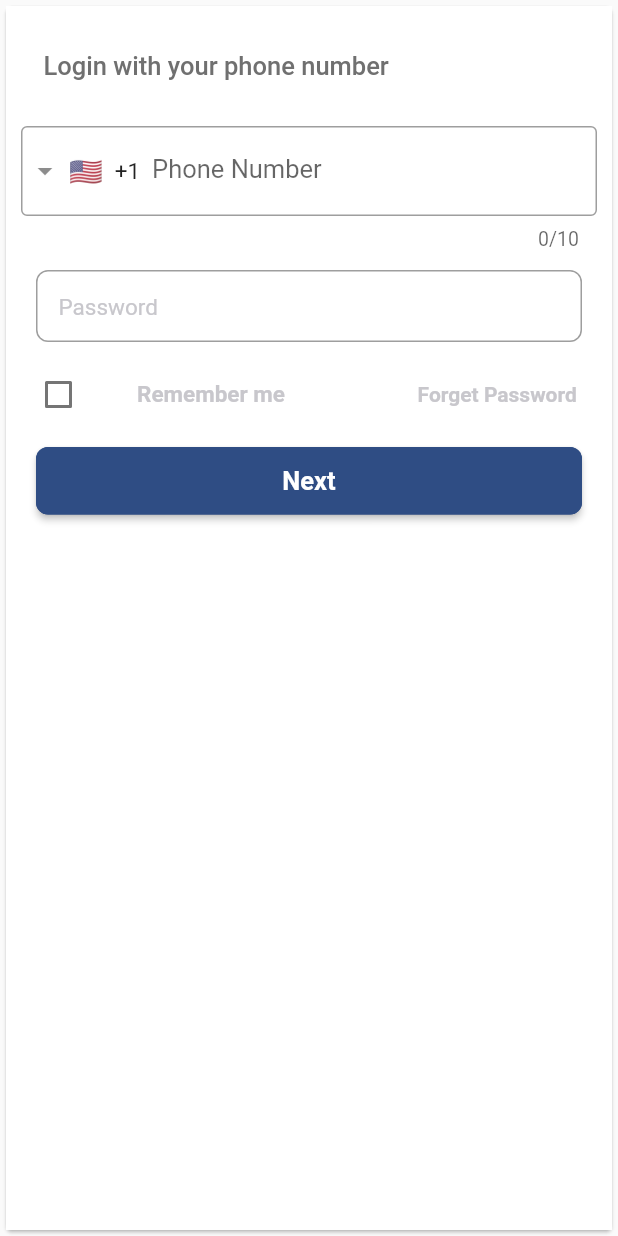
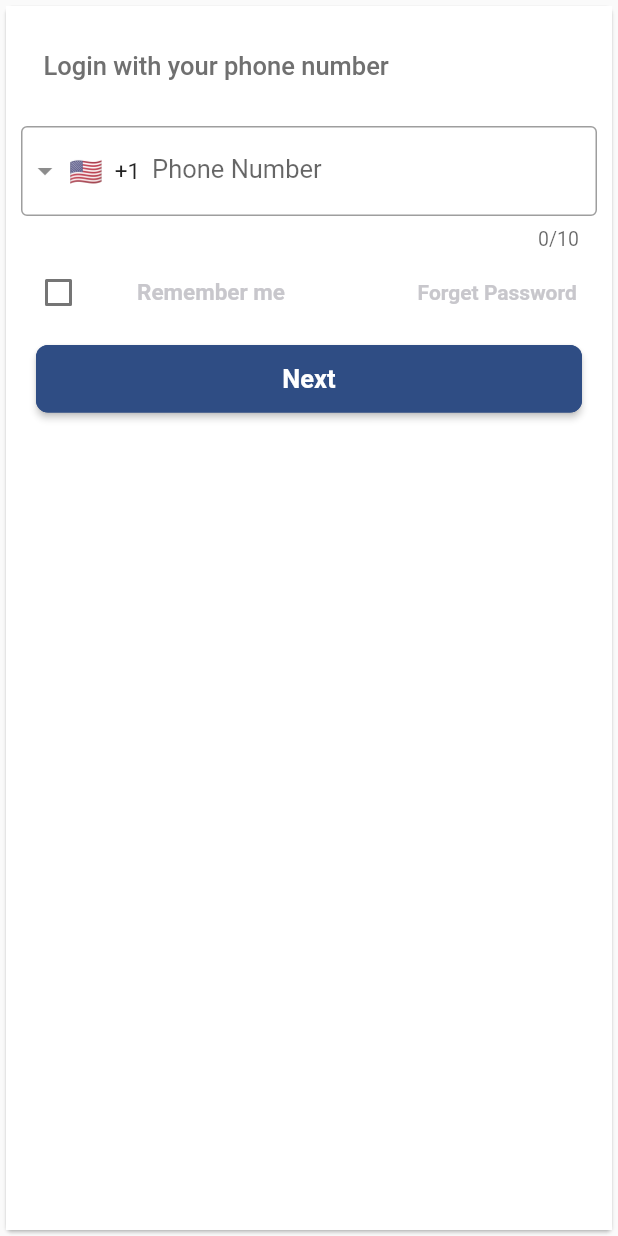
Before and after one commit to abrar2008/Meribilty_user, a Flutter app: the Loginin widget shown alone on an empty page, opened directly, on a phone screen of 412 x 824 dp. Run offline on Flutter 3.47's test engine with Material 2 defaults, Android fonts, the phone set to English and light mode, and no system bars; drawn by our look-alikes of intl_phone_field; our stand-ins replace carousel_slider, contained_tab_bar_view, date_time_picker, dots_indicator, equatable, expandable and 16 more; missing offline and left inert: flutter_verification_code; generated files the repository leaves out were written again; project files that could hold a hidden picture were left out.

Commit message:
complete
complete

```diff
--- a/lib/veiw/SignIn.dart
+++ b/lib/veiw/SignIn.dart
@@ -670,32 +670,32 @@ class _LogininState extends State<Loginin> {
               const SizedBox(
                 height: 3,
               ),
-              Container(
-                 width: MediaQuery.of(context).size.width ,
-                padding: const EdgeInsets.all(10),
-                child:
-                TextFormField(
-                  validator: (value) {
-                    if (value == null || value.isEmpty) {
-                      return 'Please enter Password ';
-                    }
-                    return null;
-                  },
-                  cursorColor: Colors.black,
-                  decoration: InputDecoration(
+              // Container(
+              //    width: MediaQuery.of(context).size.width ,
+              //   padding: const EdgeInsets.all(10),
+              //   child:
+              //   TextFormField(
+              //     validator: (value) {
+              //       if (value == null || value.isEmpty) {
+              //         return 'Please enter Password ';
+              //       }
+              //       return null;
+              //     },
+              //     cursorColor: Colors.black,
+              //     decoration: InputDecoration(
 
-                    border: OutlineInputBorder(
+              //       border: OutlineInputBorder(
 
-                      borderRadius: BorderRadius.circular(8),
-                    ),
-                    contentPadding: const EdgeInsets.only(
-                        left: 15, bottom: 11, top: 11, right: 15),
-                    hintText: "Password",
-                    hintStyle:
-                        const TextStyle(fontSize: 15, color: Color(0xffC8C7CC)),
-                  ),
-                ),
-              ),
+              //         borderRadius: BorderRadius.circular(8),
+              //       ),
+              //       contentPadding: const EdgeInsets.only(
+              //           left: 15, bottom: 11, top: 11, right: 15),
+              //       hintText: "Password",
+              //       hintStyle:
+              //           const TextStyle(fontSize: 15, color: Color(0xffC8C7CC)),
+              //     ),
+              //   ),
+              // ),
               SizedBox(height: 10,),
               Container(
                 padding: EdgeInsets.only(left: 10, right: 10),
--- a/lib/veiw/language.dart
+++ b/lib/veiw/language.dart
@@ -37,7 +37,7 @@ class _LanguageState extends State<Language> {
                   SizedBox(
                     height: 50,
                   ),
-                  Image.asset("assets/Logo.png"),
+                  Image.asset("assets/logo.png"),
                   SizedBox(
                     height: 10,
                   ),
```
Also changed, not shown: pubspec.yaml (+8 -0 lines), assets/icon/icon.png (added), pubspec.lock, 21 other files.
